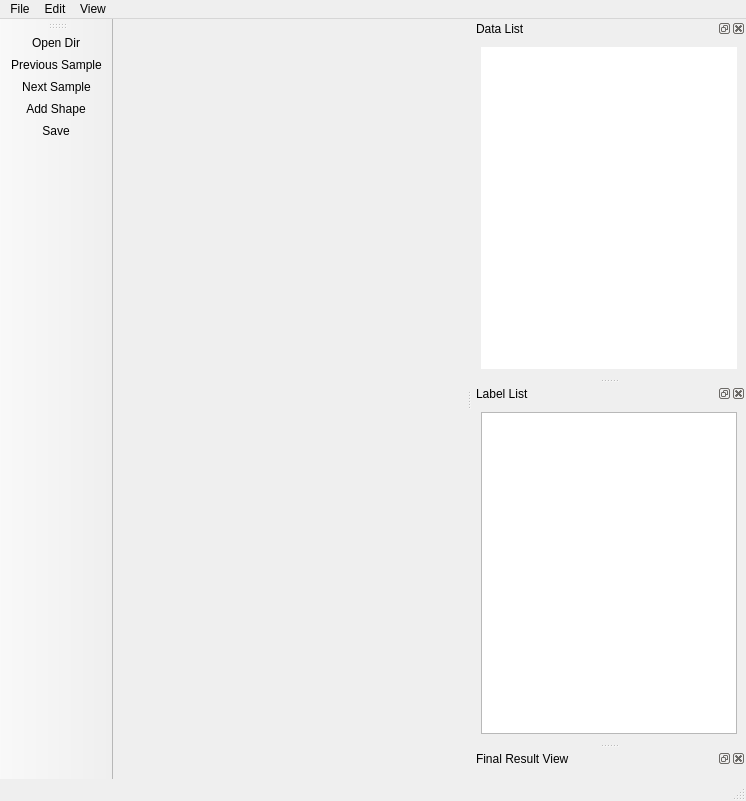
This is libs/ui/MainWindow.ui in captainfffsama/LabelHomography as Qt 5 draws it before an edit. The edited form follows.
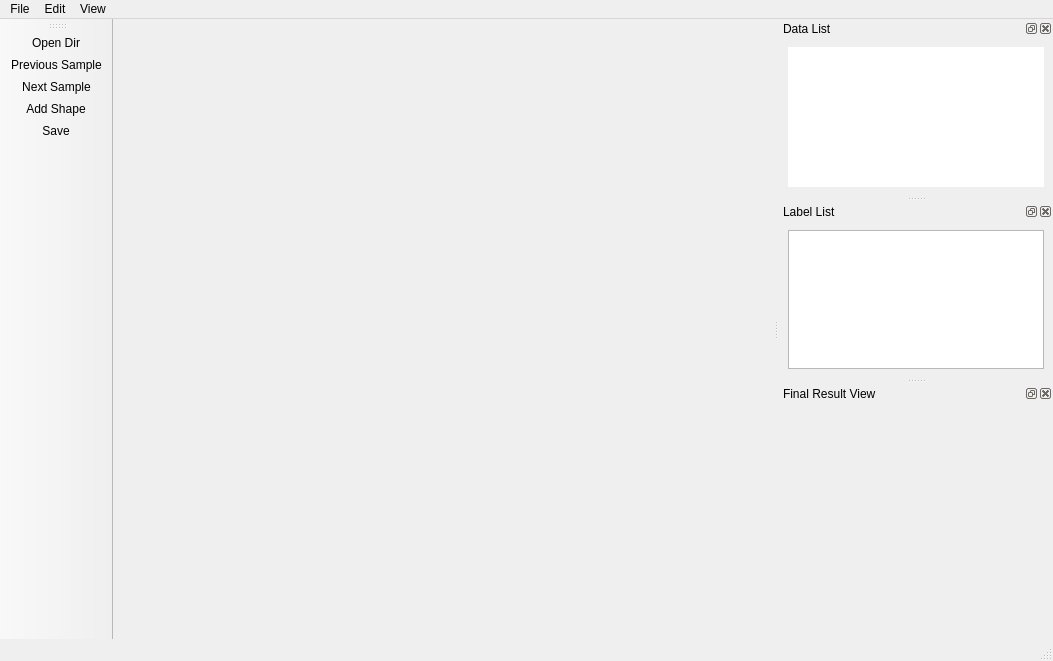
This is the edited form. Icons and pictures are not drawn.

Patch:
```diff
--- a/libs/ui/MainWindow.ui
+++ b/libs/ui/MainWindow.ui
@@ -6,8 +6,8 @@
    <rect>
     <x>0</x>
     <y>0</y>
-    <width>746</width>
-    <height>801</height>
+    <width>1053</width>
+    <height>661</height>
    </rect>
   </property>
   <property name="windowTitle">
@@ -36,7 +36,7 @@
     <rect>
      <x>0</x>
      <y>0</y>
-     <width>746</width>
+     <width>1053</width>
      <height>23</height>
     </rect>
    </property>
@@ -115,6 +115,12 @@
    <addaction name="actionSave"/>
   </widget>
   <widget class="QDockWidget" name="dockWidget_file">
+   <property name="minimumSize">
+    <size>
+     <width>86</width>
+     <height>50</height>
+    </size>
+   </property>
    <property name="contextMenuPolicy">
     <enum>Qt::DefaultContextMenu</enum>
    </property>
@@ -163,6 +169,12 @@
    </widget>
   </widget>
   <widget class="QDockWidget" name="dockWidget_label">
+   <property name="minimumSize">
+    <size>
+     <width>88</width>
+     <height>50</height>
+    </size>
+   </property>
    <property name="features">
     <set>QDockWidget::AllDockWidgetFeatures</set>
    </property>
@@ -197,13 +209,21 @@
      <verstretch>0</verstretch>
     </sizepolicy>
    </property>
+   <property name="minimumSize">
+    <size>
+     <width>59</width>
+     <height>255</height>
+    </size>
+   </property>
    <property name="windowTitle">
     <string>Final Result View</string>
    </property>
    <attribute name="dockWidgetArea">
     <number>2</number>
    </attribute>
-   <widget class="QWidget" name="dockWidgetContents"/>
+   <widget class="QWidget" name="dockWidgetContents">
+    <layout class="QHBoxLayout" name="horizontalLayout_4"/>
+   </widget>
   </widget>
   <action name="actionOpenDir">
    <property name="icon">
```
